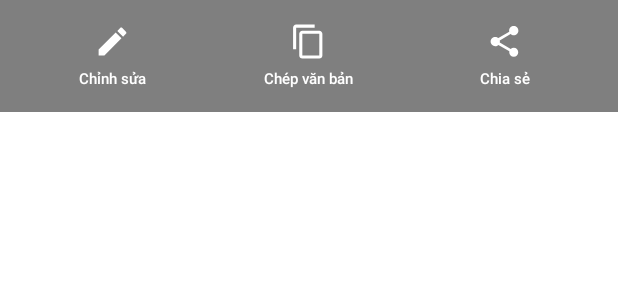
After one commit to dbackspace/SocialCaption, an Android app: the layout dialog_selected_caption.xml on its own in the app's theme, with its tools: preview values and no code run, on a phone screen of 412 x 824 dp. The commit adds this screen. Shown: the top 300 px of the screen. Run offline under Robolectric (Android 15) with nearby library versions, the phone set to English and light mode, and no system bars.

Commit message:
chỉnh preview dialog

```diff
--- a/app/src/main/java/com/xlteam/socialcaption/external/utility/Constant.java
+++ b/app/src/main/java/com/xlteam/socialcaption/external/utility/Constant.java
@@ -15,6 +15,8 @@ public class Constant {
     public static final int TYPE_BAN_BE = 4;
     public static final int TYPE_GIA_DINH = 5;
     public static final int TYPE_KHAC = 6;
+
+    public static final String EXTRA_CAPTION = "EXTRA_CAPTION";
 
     public static class LoaderTaskType {
         private LoaderTaskType() {
--- a/app/src/main/java/com/xlteam/socialcaption/ui/edit/EditCaptionActivity.java
+++ b/app/src/main/java/com/xlteam/socialcaption/ui/edit/EditCaptionActivity.java
@@ -26,6 +26,7 @@ import com.xlteam.socialcaption.external.datasource.FontDataSource;
 import com.xlteam.socialcaption.external.repository.ILoader;
 import com.xlteam.socialcaption.external.repository.RepositoryFactory;
 import com.xlteam.socialcaption.external.repository.UserCaptionRepository;
+import com.xlteam.socialcaption.external.utility.Constant;
 import com.xlteam.socialcaption.external.utility.PrefUtils;
 import com.xlteam.socialcaption.external.utility.Utility;
 import com.xlteam.socialcaption.model.CommonCaption;
@@ -86,7 +87,7 @@ public class EditCaptionActivity extends AppCompatActivity
         mImgBackground = findViewById(R.id.img_edit_background);
 
         // get Caption
-        mCommonCaption = getIntent().getExtras().getParcelable("CAPTION");
+        mCommonCaption = getIntent().getExtras().getParcelable(Constant.EXTRA_CAPTION);
         mEdtCaption.setText(mCommonCaption.getContent());
 
         mBtnSaveImage.setOnClickListener(v -> {
--- /dev/null
+++ b/app/src/main/res/drawable/bg_ripple_click_view_rectangle.xml
@@ -0,0 +1,16 @@
+<?xml version="1.0" encoding="utf-8"?>
+<ripple xmlns:android="http://schemas.android.com/apk/res/android"
+    android:color="@color/color_E0">
+    <item android:id="@android:id/background">
+        <shape android:shape="rectangle">
+            <corners android:radius="10dp" />
+            <solid android:color="#00000000" />
+        </shape>
+    </item>
+    <item android:id="@android:id/mask">
+        <shape android:shape="rectangle">
+            <corners android:radius="10dp" />
+            <solid android:color="@color/color_E0" />
+        </shape>
+    </item>
+</ripple>
--- /dev/null
+++ b/app/src/main/res/layout/dialog_selected_caption.xml
@@ -0,0 +1,92 @@
+<?xml version="1.0" encoding="utf-8"?>
+<LinearLayout xmlns:android="http://schemas.android.com/apk/res/android"
+    android:layout_width="match_parent"
+    android:layout_height="wrap_content"
+    android:background="#80000000"
+    android:orientation="horizontal"
+    android:paddingStart="20dp"
+    android:paddingTop="10dp"
+    android:paddingEnd="20dp"
+    android:paddingBottom="10dp">
+
+    <LinearLayout
+        android:id="@+id/btn_preview_edit"
+        android:layout_width="0dp"
+        android:layout_height="wrap_content"
+        android:layout_marginEnd="20dp"
+        android:layout_weight="1"
+        android:background="@drawable/bg_ripple_click_view_rectangle"
+        android:gravity="center"
+        android:orientation="vertical"
+        android:paddingBottom="5dp">
+
+        <ImageView
+            android:layout_width="35dp"
+            android:layout_height="35dp"
+            android:layout_gravity="center"
+            android:padding="5dp"
+            android:src="@drawable/ic_edit" />
+
+        <TextView
+            android:layout_width="wrap_content"
+            android:layout_height="wrap_content"
+            android:fontFamily="sans-serif-medium"
+            android:text="@string/edit"
+            android:textColor="@color/white"
+            android:textSize="10dp" />
+    </LinearLayout>
+
+    <LinearLayout
+        android:id="@+id/btn_preview_copy"
+        android:layout_width="0dp"
+        android:layout_height="wrap_content"
+        android:layout_marginEnd="20dp"
+        android:layout_weight="1"
+        android:background="@drawable/bg_ripple_click_view_rectangle"
+        android:gravity="center"
+        android:orientation="vertical"
+        android:paddingBottom="5dp">
+
+        <ImageView
+            android:layout_width="35dp"
+            android:layout_height="35dp"
+            android:layout_gravity="center"
+            android:padding="5dp"
+            android:src="@drawable/ic_copy" />
+
+        <TextView
+            android:layout_width="wrap_content"
+            android:layout_height="wrap_content"
+            android:fontFamily="sans-serif-medium"
+            android:text="@string/copy_text"
+            android:textColor="@color/white"
+            android:textSize="10dp" />
+    </LinearLayout>
+
+    <LinearLayout
+        android:id="@+id/btn_preview_share"
+        android:layout_width="0dp"
+        android:layout_height="wrap_content"
+        android:layout_weight="1"
+        android:background="@drawable/bg_ripple_click_view_rectangle"
+        android:fontFamily="sans-serif-medium"
+        android:gravity="center"
+        android:orientation="vertical"
+        android:paddingBottom="5dp">
+
+        <ImageView
+            android:layout_width="35dp"
+            android:layout_height="35dp"
+            android:layout_gravity="center"
+            android:padding="5dp"
+            android:src="@drawable/ic_share" />
+
+        <TextView
+            android:layout_width="wrap_content"
+            android:layout_height="wrap_content"
+            android:fontFamily="sans-serif-medium"
+            android:text="@string/share"
+            android:textColor="@color/white"
+            android:textSize="10dp" />
+    </LinearLayout>
+</LinearLayout>
--- a/app/src/main/res/layout/nav_header_main.xml
+++ b/app/src/main/res/layout/nav_header_main.xml
@@ -3,7 +3,7 @@
     xmlns:app="http://schemas.android.com/apk/res-auto"
     android:layout_width="match_parent"
     android:layout_height="@dimen/nav_header_height"
-    android:background="@drawable/bg_header_navi"
+    android:background="@drawable/bg_header_navigation"
     android:gravity="bottom"
     android:orientation="vertical"
     android:paddingLeft="@dimen/activity_horizontal_margin"
--- a/app/src/main/res/values/strings.xml
+++ b/app/src/main/res/values/strings.xml
@@ -13,4 +13,16 @@
     <string name="title_home">Chọn một caption</string>
     <string name="license">Giấy phép</string>
     <string name="term_of_use">Điều khoản sử dụng</string>
+    <string name="send_friend">Gửi cho bạn bè</string>
+    <string name="copied">Đã sao chép</string>
+    <string name="edit">Chỉnh sửa</string>
+    <string name="copy_text">Chép văn bản</string>
+    <string name="share">Chia sẻ</string>
+    <string name="all">Tất cả</string>
+    <string name="trending">Đang HOT</string>
+    <string name="give_love">Thả thính</string>
+    <string name="life">Cuộc sống</string>
+    <string name="friend">Bạn bè</string>
+    <string name="family">Gia đình</string>
+    <string name="other">Khác</string>
 </resources>
```
Also changed, not shown: app/src/main/java/com/xlteam/socialcaption/ui/home/CaptionAdapter.java (+13 -2 lines), app/src/main/java/com/xlteam/socialcaption/ui/home/HomeFragment.java (+12 -5 lines), app/src/main/java/com/xlteam/socialcaption/ui/home/PreviewCaptionDialogBuilder.java (deleted, +0 -142 lines), app/src/main/java/com/xlteam/socialcaption/ui/home/SelectedCaptionDialogBuilder.java (added, +55 -0 lines), app/src/main/res/layout/activity_search_caption.xml (deleted, +0 -43 lines), app/src/main/res/layout/dialog_preview_caption.xml (deleted, +0 -122 lines), app/src/main/res/layout/fragment_home.xml (+7 -7 lines), app/src/main/res/layout/item_caption_in_category.xml (+14 -6 lines), app/src/main/res/values/themes.xml (+9 -0 lines), app/src/main/res/drawable/bg_header_navigation.xml (renamed from app/src/main/res/drawable/bg_header_navi.xml).
